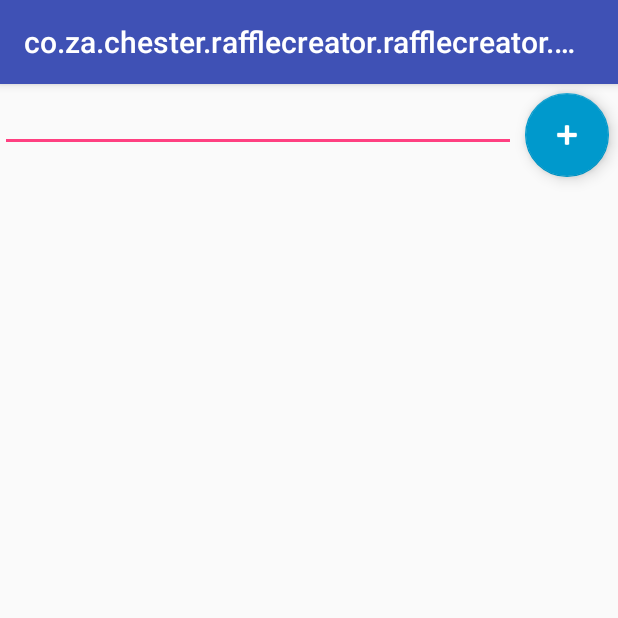
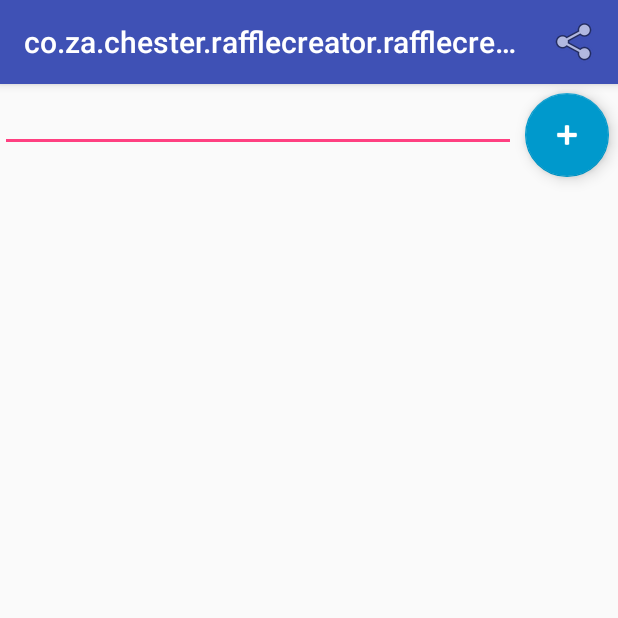
Before and after one commit to chesterc314/raffle-creator, an Android app: the RaffleActivity screen opened directly, with no data from a screen before it, on a phone screen of 412 x 824 dp, the top half of it. Run offline under Robolectric (Android 15) with nearby library versions, the light colour scheme and no system bars; libraries missing offline, so code that uses them is left out: org.funktionale.option; plain views replace FloatingActionButton; 7 statements that could not run were skipped.

Commit message:
develop: added sharing functionality to share the participants names of raffle

```diff
--- a/app/src/main/java/co/za/chester/rafflecreator/rafflecreator/RaffleActivity.kt
+++ b/app/src/main/java/co/za/chester/rafflecreator/rafflecreator/RaffleActivity.kt
@@ -1,6 +1,7 @@
 package co.za.chester.rafflecreator.rafflecreator
 
 import android.annotation.TargetApi
+import android.content.Intent
 import android.os.Build
 import android.os.Bundle
 import android.speech.tts.TextToSpeech
@@ -12,6 +13,7 @@ import android.support.v7.widget.DividerItemDecoration
 import android.support.v7.widget.LinearLayoutManager
 import android.support.v7.widget.RecyclerView
 import android.view.LayoutInflater
+import android.view.Menu
 import android.view.MenuItem
 import android.view.View
 import android.widget.AutoCompleteTextView
@@ -103,7 +105,7 @@ class RaffleActivity : AppCompatActivity(), TextToSpeech.OnInitListener {
         if (participantName.isEmpty()) {
             Toast.makeText(this, "No Participant Name entered", Toast.LENGTH_LONG).show()
         } else {
-            val maybeDuplicateName = this.arrayList.firstOption { a -> a == participantName }
+            val maybeDuplicateName = this.arrayList.firstOption { a -> a.trim() == participantName.trim() }
             maybeDuplicateName.map { duplicateName ->
                 Toast.makeText(this, "Participant Name: $duplicateName is already added", Toast.LENGTH_LONG).show()
             }.getOrElse {
@@ -116,12 +118,29 @@ class RaffleActivity : AppCompatActivity(), TextToSpeech.OnInitListener {
         }
     }
 
+    override fun onCreateOptionsMenu(menu: Menu): Boolean {
+        menuInflater.inflate(R.menu.menu, menu)
+        return true
+    }
+
     override fun onOptionsItemSelected(item: MenuItem?): Boolean {
         val maybeItem = item.toOption()
         return maybeItem.map { menuItem ->
             when (menuItem.itemId) {
                 android.R.id.home -> {
                     this.finish()
+                    true
+                }
+                R.id.menu_item_share -> {
+                    val shareIntent = Intent()
+                    shareIntent.action = Intent.ACTION_SEND
+                    val participantNamesForSharing: String = participants
+                            .filter { p -> p.raffleId == raffleId }
+                            .sortedBy { p -> p.name }
+                            .fold("", {acc, p -> acc + p.name +"\n" })
+                    shareIntent.putExtra(Intent.EXTRA_TEXT, "Raffle Name: $raffleName\n$participantNamesForSharing")
+                    shareIntent.type = "text/plain"
+                    startActivity(Intent.createChooser(shareIntent, "Share with"))
                     true
                 }
                 else -> false
--- /dev/null
+++ b/app/src/main/res/menu/menu.xml
@@ -0,0 +1,11 @@
+<?xml version="1.0" encoding="utf-8"?>
+<menu
+    xmlns:android="http://schemas.android.com/apk/res/android"
+    xmlns:app="http://schemas.android.com/apk/res-auto"
+    >
+    <item
+        android:id="@+id/menu_item_share"
+        android:icon="@android:drawable/ic_menu_share"
+        android:title="Share"
+        app:showAsAction="ifRoom" />
+</menu>
```
Also changed, not shown: 2 other files.
